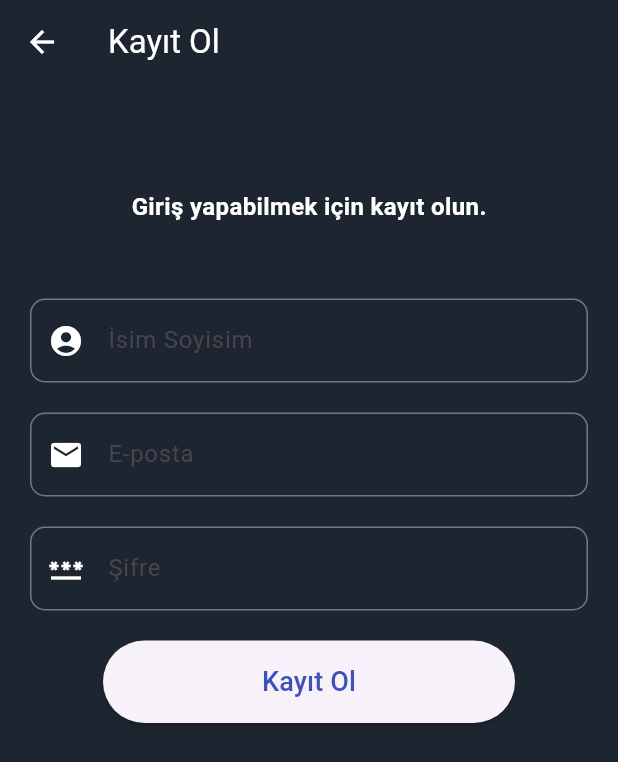
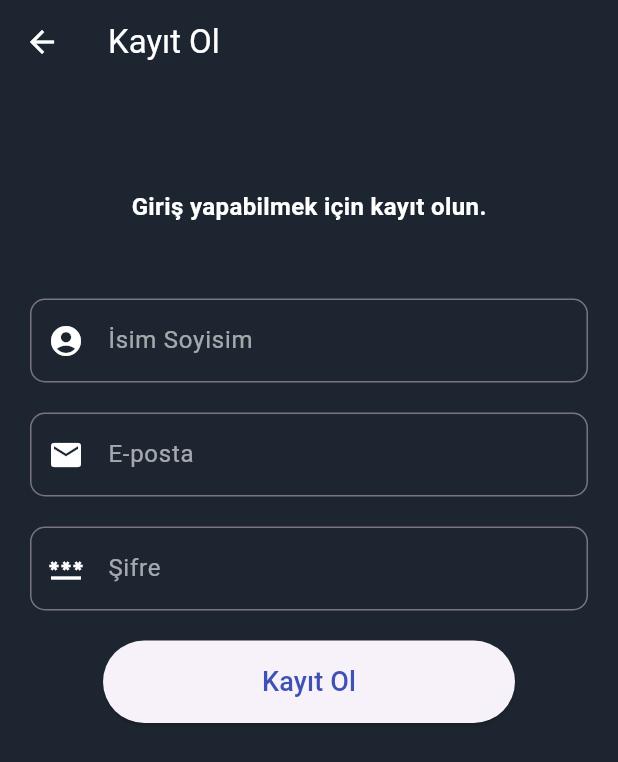
Before and after one commit to ozcann159/TodoApp, a Flutter app: the screen it shows after launch, after a tap on "Kayıt Ol", on a phone screen of 412 x 824 dp. Shown: the top 762 px of the screen. Run offline on Flutter 3.47's test engine with Material 3 defaults, Android fonts, the phone set to English and light mode, and no system bars; our stand-ins replace cloud_firestore, firebase_auth, firebase_core, get; accounts and stored records are empty.

Commit message:
UI updates have been made

```diff
--- a/lib/const/color.dart
+++ b/lib/const/color.dart
@@ -1,7 +1,7 @@
 import 'package:flutter/material.dart';
 
-Color custom_green = Color(0xff18DAA3);
-Color backgroundColors = Color(0xFF1d2630);
+Color custom_green = const Color(0xff18DAA3);
+Color backgroundColors = const Color(0xFF1d2630);
 
 const Color tdBlack = Color(0xFF3A3A3A);
 const Color tdGrey = Color(0xFF717171);
--- a/lib/controllers/todo_controller.dart
+++ b/lib/controllers/todo_controller.dart
@@ -58,7 +58,7 @@ class TodoController extends GetxController {
           .collection('userTodos')
           .doc(todoId)
           .delete();
-      // fetchTodos(); // snapshots methoduyla gerek kalmıyor
+
     }
   }
 
@@ -71,7 +71,7 @@ class TodoController extends GetxController {
           .collection('userTodos')
           .doc(todoId)
           .update({'completed': completed});
-      // fetchTodos(); // snapshots methoduyla gerek kalmıyor
+
     }
   }
 }
--- a/lib/main.dart
+++ b/lib/main.dart
@@ -6,7 +6,6 @@ import 'package:todo_task_app/pages/home_page.dart';
 import 'package:todo_task_app/pages/login_page.dart';
 import 'package:todo_task_app/pages/register_page.dart';
 import 'package:todo_task_app/pages/todo_form_page.dart';
-import 'package:todo_task_app/pages/todo_list_page.dart';
 import 'package:todo_task_app/pages/todo_page.dart';
 
 void main() async {
@@ -21,7 +20,7 @@ void main() async {
 class MyApp extends StatelessWidget {
   final bool isLoggedIn;
 
-  MyApp({required this.isLoggedIn});
+  const MyApp({required this.isLoggedIn});
 
   @override
   Widget build(BuildContext context) {
@@ -30,14 +29,13 @@ class MyApp extends StatelessWidget {
       title: 'Todo Uygulaması',
       initialRoute: isLoggedIn ? '/todo-page' : '/login',
       getPages: [
-        GetPage(name: '/login', page: () => LoginPage()),
-        GetPage(name: '/register', page: () => RegisterPage()),
-        GetPage(name: '/todo-page', page: () => TodoPage()),
-        GetPage(name: '/home', page: () => HomePage()),
-        GetPage(name: '/todo-list', page: () => TodoListPage()),
+        GetPage(name: '/login', page: () => const LoginPage()),
+        GetPage(name: '/register', page: () => const RegisterPage()),
+        GetPage(name: '/todo-page', page: () => const TodoPage()),
+        GetPage(name: '/home', page: () => const HomePage()),
         GetPage(
           name: '/todo-form',
-          page: () => TodoFormPage(todoId: null, isUpdate: false),
+          page: () => const TodoFormPage(todoId: null, isUpdate: false),
         ),
       ],
     );
--- a/lib/pages/login_page.dart
+++ b/lib/pages/login_page.dart
@@ -3,6 +3,8 @@ import 'package:flutter/material.dart';
 import 'package:get/get.dart';
 
 class LoginPage extends StatefulWidget {
+  const LoginPage({super.key});
+
   @override
   _LoginPageState createState() => _LoginPageState();
 }
@@ -45,21 +47,21 @@ class _LoginPageState extends State<LoginPage> {
           child: Column(
             children: [
               const SizedBox(height: 50),
-              Text(
+              const Text(
                 "Hoşgeldiniz",
                 style: TextStyle(
                     fontSize: 30,
                     fontWeight: FontWeight.bold,
                     color: Colors.white),
               ),
-              Text(
+              const Text(
                 "Lütfen giriş yapın",
                 style: TextStyle(
                     fontSize: 16,
                     fontWeight: FontWeight.bold,
                     color: Colors.white),
               ),
-              SizedBox(height: 50.0),
+              const SizedBox(height: 50.0),
               Form(
                 key: _formKey,
                 child: Column(
@@ -68,14 +70,15 @@ class _LoginPageState extends State<LoginPage> {
                       controller: emailController,
                       style: const TextStyle(color: Colors.white),
                       decoration: InputDecoration(
-                          prefixIcon: Icon(
+                          prefixIcon: const Icon(
                             Icons.email,
                             color: Colors.white,
                           ),
                           labelText: 'E-posta',
+                          labelStyle: const TextStyle(color: Colors.white60),
                           focusedBorder: OutlineInputBorder(
                             borderRadius: BorderRadius.circular(10),
-                            borderSide: const BorderSide(color: Colors.white60),
+                            borderSide: const BorderSide(color: Colors.white38),
                           ),
                           border: OutlineInputBorder(
                               borderRadius: BorderRadius.circular(10))),
@@ -92,11 +95,12 @@ class _LoginPageState extends State<LoginPage> {
                       controller: passwordController,
                       style: const TextStyle(color: Colors.white),
                       decoration: InputDecoration(
-                          prefixIcon: Icon(
+                          prefixIcon: const Icon(
                             Icons.password,
                             color: Colors.white,
                           ),
                           labelText: 'Şifre',
+                          labelStyle: const TextStyle(color: Colors.white60),
                           focusedBorder: OutlineInputBorder(
                             borderRadius: BorderRadius.circular(10),
                             borderSide: const BorderSide(color: Colors.white60),
--- a/lib/pages/register_page.dart
+++ b/lib/pages/register_page.dart
@@ -4,6 +4,8 @@ import 'package:flutter/material.dart';
 import 'package:get/get.dart';
 
 class RegisterPage extends StatefulWidget {
+  const RegisterPage({super.key});
+
   @override
   _RegisterPageState createState() => _RegisterPageState();
 }
@@ -47,36 +49,38 @@ class _RegisterPageState extends State<RegisterPage> {
     return Scaffold(
       backgroundColor: const Color(0xFF1d2630),
       appBar: AppBar(
-        title: Text('Kayıt Ol'),
+        title: const Text('Kayıt Ol'),
         backgroundColor: const Color(0xFF1d2630),
         foregroundColor: Colors.white,
       ),
       body: SingleChildScrollView(
         child: Padding(
-          padding: EdgeInsets.all(20.0),
+          padding: const EdgeInsets.all(20.0),
           child: Column(
             children: [
-              SizedBox(height: 50),
-              Text(
+              const SizedBox(height: 50),
+              const Text(
                 "Giriş yapabilmek için kayıt olun.",
                 style: TextStyle(
                     fontSize: 16,
                     fontWeight: FontWeight.bold,
                     color: Colors.white),
               ),
-              SizedBox(height: 50.0),
+              const SizedBox(height: 50.0),
               Form(
                 key: _formKey,
                 child: Column(
                   children: [
                     TextFormField(
+                      style: const TextStyle(color: Colors.white), // Yazı rengi
                       controller: _nameController,
                       decoration: InputDecoration(
-                          prefixIcon: Icon(
+                          prefixIcon: const Icon(
                             Icons.account_circle,
                             color: Colors.white,
                           ),
                           labelText: 'İsim Soyisim',
+                          labelStyle: const TextStyle(color: Colors.white60),
                           focusedBorder: OutlineInputBorder(
                             borderRadius: BorderRadius.circular(10),
                             borderSide: const BorderSide(color: Colors.white60),
@@ -90,21 +94,26 @@ class _RegisterPageState extends State<RegisterPage> {
                         return null;
                       },
                     ),
-                    SizedBox(height: 20),
+                    const SizedBox(height: 20),
                     TextFormField(
+                      style: const TextStyle(color: Colors.white), // Yazı rengi
                       controller: _emailController,
                       decoration: InputDecoration(
-                          prefixIcon: Icon(
+                        prefixIcon: const Icon(
                           Icons.email,
                           color: Colors.white,
                         ),
                         labelText: 'E-posta',
+                        labelStyle: const TextStyle(color: Colors.white60),
                         focusedBorder: OutlineInputBorder(
                           borderRadius: BorderRadius.circular(10),
                           borderSide: const BorderSide(color: Colors.white60),
                         ),
                         border: OutlineInputBorder(
-                              borderRadius: BorderRadius.circular(10))),
+                          borderRadius: BorderRadius.circular(10),
+                        ),
+                      ),
+                      keyboardType: TextInputType.emailAddress,
                       validator: (value) {
                         if (value == null || value.isEmpty) {
                           return 'Email gerekli';
@@ -112,15 +121,17 @@ class _RegisterPageState extends State<RegisterPage> {
                         return null;
                       },
                     ),
-                    SizedBox(height: 20),
+                    const SizedBox(height: 20),
                     TextFormField(
+                      style: const TextStyle(color: Colors.white), // Yazı rengi
                       controller: _passwordController,
                       decoration: InputDecoration(
-                          prefixIcon: Icon(
+                          prefixIcon: const Icon(
                             Icons.password,
                             color: Colors.white,
                           ),
                           labelText: 'Şifre',
+                          labelStyle: const TextStyle(color: Colors.white60),
                           focusedBorder: OutlineInputBorder(
                             borderRadius: BorderRadius.circular(10),
                             borderSide: const BorderSide(color: Colors.white60),
@@ -135,13 +146,13 @@ class _RegisterPageState extends State<RegisterPage> {
                         return null;
                       },
                     ),
-                    SizedBox(height: 20),
+                    const SizedBox(height: 20),
                     SizedBox(
                       height: 55,
                       width: MediaQuery.of(context).size.width / 1.5,
                       child: ElevatedButton(
                         onPressed: _register,
-                        child: Text(
+                        child: const Text(
                           'Kayıt Ol',
                           style: TextStyle(color: Colors.indigo, fontSize: 18),
                         ),
--- a/lib/pages/todo_page.dart
+++ b/lib/pages/todo_page.dart
@@ -82,9 +82,9 @@ class TodoPage extends StatelessWidget {
             ),
           ),
         ),
-        body: TabBarView(
+        body: const TabBarView(
           children: [
-            const CompletedTodosPage(),
+            CompletedTodosPage(),
             PendingTodosPage(),
           ],
         ),
@@ -99,7 +99,7 @@ class TodoPage extends StatelessWidget {
                   content: Container(
                     width: 300, // Genişlik
                     height: 400, // Yükseklik
-                    child: Column(
+                    child: const Column(
                       children: [
                         Expanded(
                           child: TodoFormPage(todoId: null, isUpdate: false),
--- a/lib/services/auth_service.dart
+++ b/lib/services/auth_service.dart
@@ -7,9 +7,9 @@ Future<void> signUp(String email, String password, String name) async {
       email: email,
       password: password,
     );
-    await createUserDocument(userCredential, name); // User document creation
+    await createUserDocument(userCredential, name);
   } catch (e) {
-    // Handle error
+
   }
 }
 
```
Also changed, not shown: lib/models/todo_model.dart (+4 -4 lines), lib/pages/completed_todos_page.dart (+7 -1 lines), lib/pages/home_page.dart (+5 -3 lines), lib/pages/pending_todos_page.dart (+15 -9 lines), lib/pages/todo_form_page.dart (+5 -4 lines), lib/pages/todo_list_page.dart (deleted, +0 -49 lines). Lines whose indentation alone changed are shown as unchanged.
